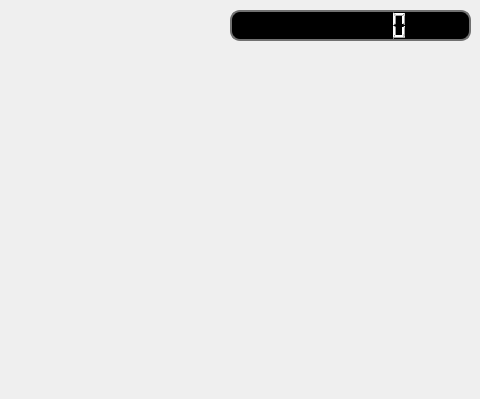
Above: mainwindow.ui from Redflyo/forcework_game before the change; both pictures show x 720 to 1200 and y 0 to 399 of the 1200 by 399 pixel window. Below: the same form after it.
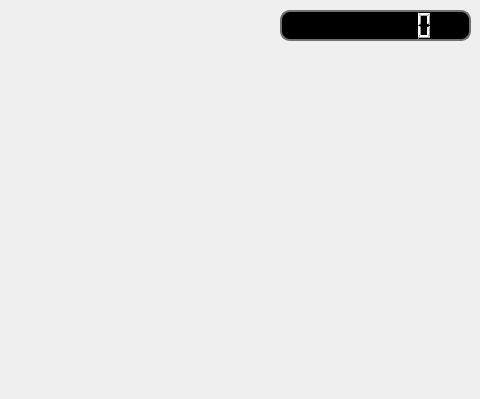
That is the form after the change.

Patch:
```diff
--- a/mainwindow.ui
+++ b/mainwindow.ui
@@ -163,9 +163,9 @@
      <widget class="QLCDNumber" name="lcdNumber">
       <property name="geometry">
        <rect>
-        <x>950</x>
+        <x>1000</x>
         <y>10</y>
-        <width>241</width>
+        <width>191</width>
         <height>31</height>
        </rect>
       </property>
```
